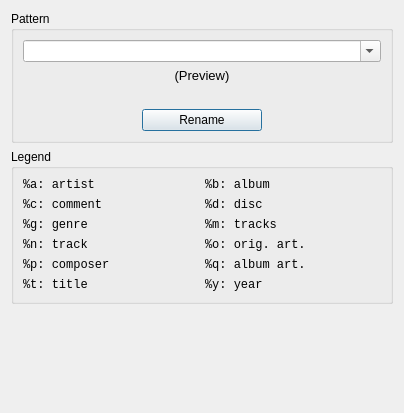
Old version of the form src/ui/patternrename.ui in the repository sjuvonen/coquillo.
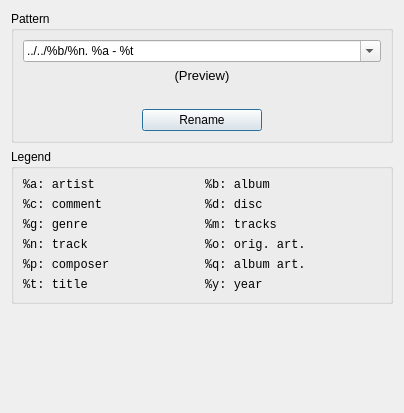
New version of the form.

```diff
--- a/src/ui/patternrename.ui
+++ b/src/ui/patternrename.ui
@@ -25,6 +25,9 @@
         <property name="editable">
          <bool>true</bool>
         </property>
+        <property name="currentText">
+         <string>../../%b/%n. %a - %t</string>
+        </property>
         <property name="placeholderText">
          <string>%a/%y - %b/%n - %t</string>
         </property>
```
Left out of the diff: 34 changed lines with no effect on the pictures.
